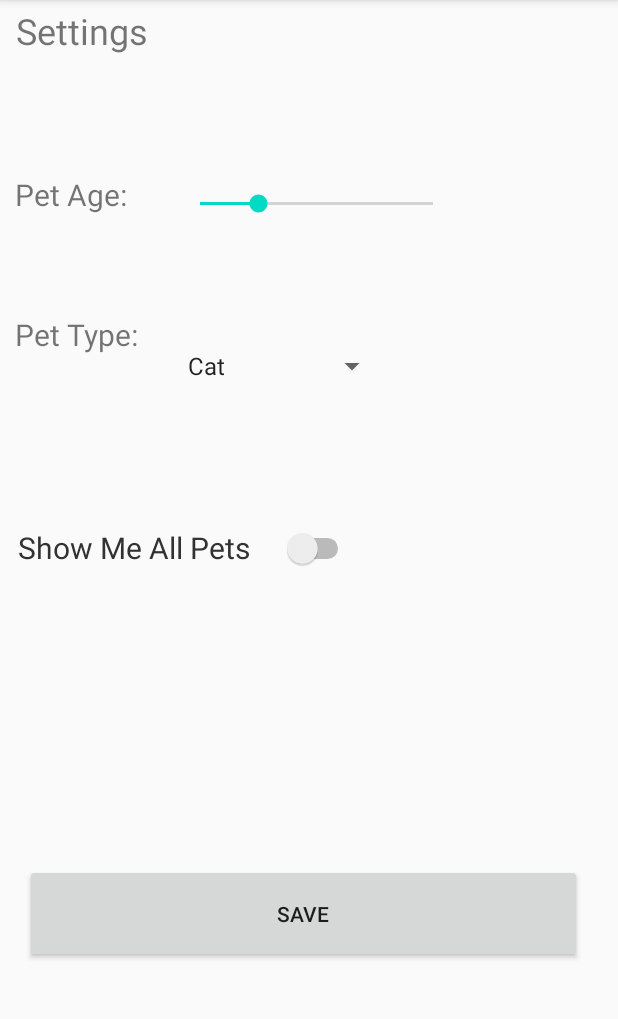
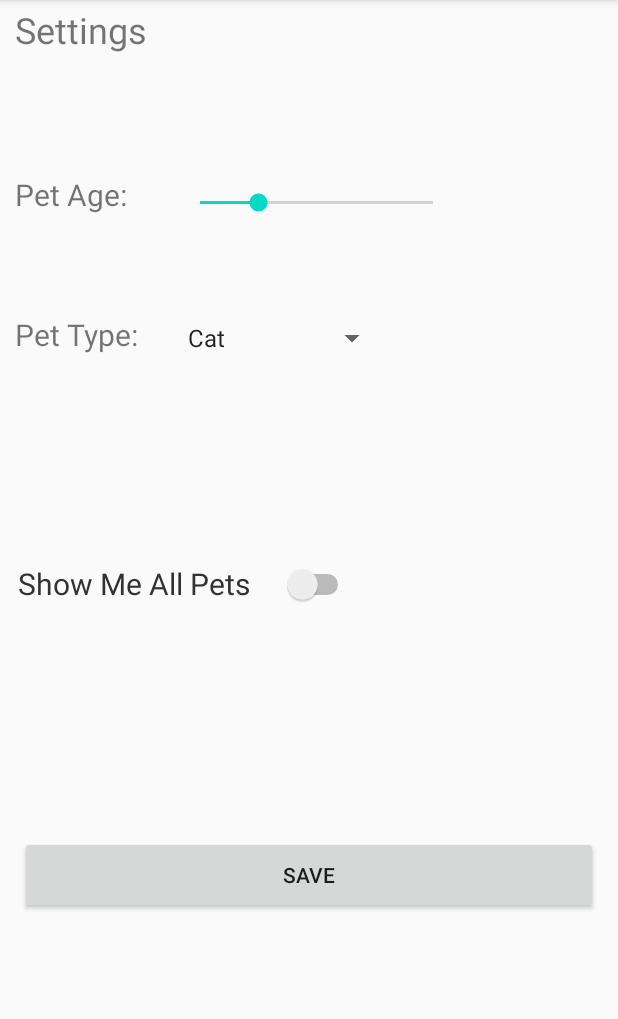
Before and after one commit to alexiscordts/AdoptMe, an Android app: the Settings screen opened directly, with no data from a screen before it, on a phone screen of 412 x 824 dp, the part 84-1103 px from its top. Run offline under Robolectric (Android 15) with nearby library versions, the light colour scheme and no system bars.

Commit message:
minor changes to settings

```diff
--- a/app/src/main/java/com/example/adoptme/Settings.java
+++ b/app/src/main/java/com/example/adoptme/Settings.java
@@ -19,7 +19,7 @@ public class Settings extends AppCompatActivity implements View.OnClickListener
 
 
     Spinner animal_spinner;
-    TextView tvPetAge, tvPetType;
+    TextView tvPetAge, tvPetType, seekBarVal;
     SeekBar age_seek_bar;
     Switch switch_all;
     Button btnSave;
@@ -38,8 +38,30 @@ public class Settings extends AppCompatActivity implements View.OnClickListener
         tvPetType = findViewById(R.id.etLast);
         age_seek_bar = findViewById(R.id.age_seek_bar);
         age_seek_bar.setMax(20);
-        age_seek_bar.setProgress(5); // 50 default progress value
-        int seekBarVal = age_seek_bar.getProgress();
+        age_seek_bar.setProgress(5); // 5 default progress value
+        age_seek_bar.getProgress();
+        seekBarVal = findViewById(R.id.seekBarVal);
+        age_seek_bar.setOnSeekBarChangeListener(new SeekBar.OnSeekBarChangeListener(){
+
+            @Override
+            public void onProgressChanged(SeekBar seekBar, int progress,
+                                          boolean fromUser) {
+                // TODO Auto-generated method stub
+                seekBarVal.setText(String.valueOf(progress));
+            }
+
+            @Override
+            public void onStartTrackingTouch(SeekBar seekBar) {
+                // TODO Auto-generated method stub
+            }
+
+            @Override
+            public void onStopTrackingTouch(SeekBar seekBar) {
+                // TODO Auto-generated method stub
+            }
+        });
+
+
         switch_all = findViewById(R.id.switch_all);
 
         btnSave = findViewById(R.id.btnSave);
--- a/app/src/main/res/layout/settings.xml
+++ b/app/src/main/res/layout/settings.xml
@@ -15,12 +15,15 @@
         android:layout_marginTop="4dp"
         android:layout_marginEnd="241dp"
         android:layout_marginRight="241dp"
+        android:layout_marginBottom="77dp"
         android:text="Settings"
         android:textSize="24sp"
+        app:layout_constraintBottom_toTopOf="@+id/tvPetAge"
         app:layout_constraintEnd_toEndOf="parent"
-        app:layout_constraintHorizontal_bias="1.0"
+        app:layout_constraintHorizontal_bias="0.0"
         app:layout_constraintStart_toStartOf="parent"
-        app:layout_constraintTop_toTopOf="parent" />
+        app:layout_constraintTop_toTopOf="parent"
+        app:layout_constraintVertical_bias="1.0" />
 
     <TextView
         android:id="@+id/tvPetAge"
@@ -48,8 +51,10 @@
         android:layout_marginTop="52dp"
         android:layout_marginEnd="241dp"
         android:layout_marginRight="241dp"
+        android:layout_marginBottom="101dp"
         android:text="Pet Type:"
         android:textSize="20sp"
+        app:layout_constraintBottom_toTopOf="@+id/switch_all"
         app:layout_constraintEnd_toEndOf="parent"
         app:layout_constraintHorizontal_bias="0.0"
         app:layout_constraintStart_toStartOf="parent"
@@ -61,12 +66,11 @@
         android:layout_height="48dp"
         android:layout_marginStart="16dp"
         android:layout_marginLeft="16dp"
-        android:layout_marginTop="55dp"
+        android:layout_marginTop="46dp"
         android:layout_marginEnd="153dp"
         android:layout_marginRight="153dp"
-        android:layout_marginBottom="56dp"
-        app:layout_constraintBottom_toTopOf="@+id/switch_all"
         app:layout_constraintEnd_toEndOf="parent"
+        app:layout_constraintHorizontal_bias="0.0"
         app:layout_constraintStart_toEndOf="@+id/tvPetType"
         app:layout_constraintTop_toBottomOf="@+id/age_seek_bar" />
 
@@ -76,15 +80,14 @@
         android:layout_height="65dp"
         android:layout_marginStart="11dp"
         android:layout_marginLeft="11dp"
-        android:layout_marginTop="57dp"
+        android:layout_marginTop="100dp"
         android:layout_marginEnd="176dp"
         android:layout_marginRight="176dp"
-        android:layout_marginBottom="352dp"
         android:text="Show Me All Pets"
         android:textColor="@android:color/secondary_text_light"
         android:textSize="20sp"
-        app:layout_constraintBottom_toBottomOf="parent"
         app:layout_constraintEnd_toEndOf="parent"
+        app:layout_constraintHorizontal_bias="1.0"
         app:layout_constraintStart_toStartOf="parent"
         app:layout_constraintTop_toBottomOf="@+id/tvPetType" />
 
@@ -104,17 +107,30 @@
 
     <Button
         android:id="@+id/btnSave"
-        android:layout_width="371dp"
-        android:layout_height="0dp"
+        android:layout_width="385dp"
+        android:layout_height="52dp"
         android:layout_marginStart="16dp"
         android:layout_marginLeft="16dp"
-        android:layout_marginTop="178dp"
-        android:layout_marginEnd="24dp"
-        android:layout_marginRight="24dp"
-        android:layout_marginBottom="126dp"
+        android:layout_marginTop="76dp"
+        android:layout_marginEnd="16dp"
+        android:layout_marginRight="16dp"
+        android:layout_marginBottom="100dp"
         android:text="Save"
         app:layout_constraintBottom_toBottomOf="parent"
         app:layout_constraintEnd_toEndOf="parent"
         app:layout_constraintStart_toStartOf="parent"
         app:layout_constraintTop_toBottomOf="@+id/switch_all" />
+
+    <TextView
+        android:id="@+id/seekBarVal"
+        android:layout_width="wrap_content"
+        android:layout_height="wrap_content"
+        android:layout_marginStart="5dp"
+        android:layout_marginLeft="5dp"
+        android:layout_marginTop="125dp"
+        android:layout_marginEnd="43dp"
+        android:layout_marginRight="43dp"
+        app:layout_constraintEnd_toEndOf="parent"
+        app:layout_constraintStart_toEndOf="@+id/age_seek_bar"
+        app:layout_constraintTop_toTopOf="parent" />
 </androidx.constraintlayout.widget.ConstraintLayout>
```
